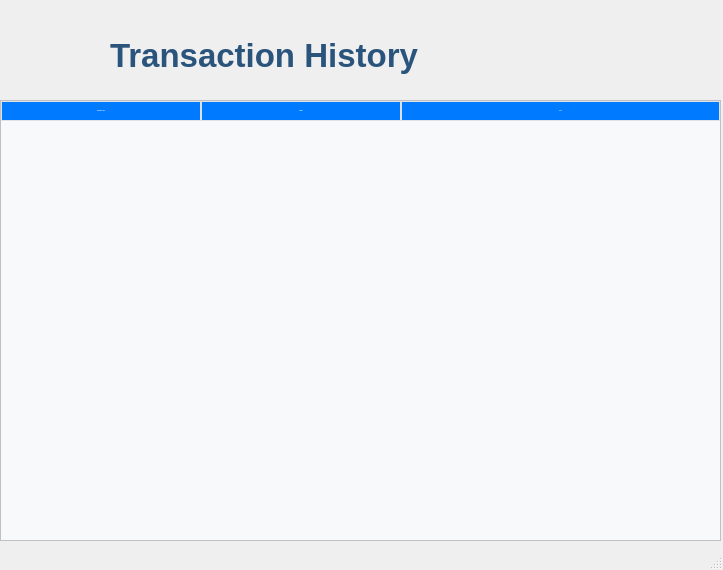
Above: transactionwindow.ui from MuhammadUzzam/Bank_Management_System before the change. Below: the same form after it.
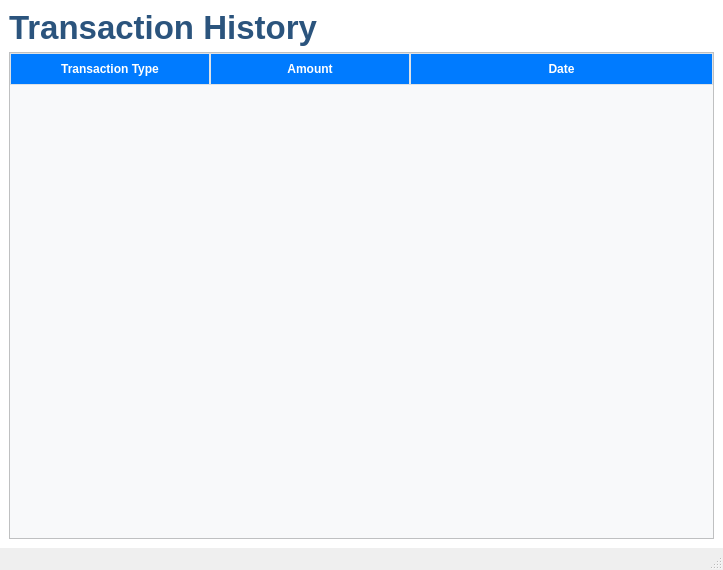
That is the form after the change. Icons and pictures are not drawn.

Diff of the .ui file:
```diff
--- a/transactionwindow.ui
+++ b/transactionwindow.ui
@@ -13,16 +13,18 @@
   <property name="windowTitle">
    <string>Transaction</string>
   </property>
+  <property name="styleSheet">
+   <string notr="true"/>
+  </property>
   <widget class="QWidget" name="centralwidget">
+   <property name="styleSheet">
+    <string notr="true">background-color:white;</string>
+   </property>
+   <layout class="QHBoxLayout" name="horizontalLayout">
+    <item>
+     <layout class="QVBoxLayout" name="verticalLayout">
+      <item>
    <widget class="QLabel" name="label_2">
-    <property name="geometry">
-     <rect>
-      <x>110</x>
-      <y>20</y>
-      <width>361</width>
-      <height>71</height>
-     </rect>
-    </property>
     <property name="font">
      <font>
       <family>Arial</family>
@@ -41,15 +43,9 @@
      <string>Transaction History</string>
     </property>
    </widget>
+      </item>
+      <item>
    <widget class="QTableWidget" name="transaction_table">
-    <property name="geometry">
-     <rect>
-      <x>0</x>
-      <y>100</y>
-      <width>721</width>
-      <height>441</height>
-     </rect>
-    </property>
     <property name="font">
      <font>
       <family>Microsoft Sans Serif</family>
@@ -130,28 +126,10 @@
      </property>
     </column>
    </widget>
-   <widget class="QLabel" name="label">
-    <property name="geometry">
-     <rect>
-      <x>610</x>
-      <y>10</y>
-      <width>91</width>
-      <height>81</height>
-     </rect>
-    </property>
-    <property name="styleSheet">
-     <string notr="true">background-color:none;</string>
-    </property>
-    <property name="text">
-     <string/>
-    </property>
-    <property name="pixmap">
-     <pixmap resource="images.qrc">:/new/prefix1/images/transaction.png</pixmap>
-    </property>
-    <property name="scaledContents">
-     <bool>true</bool>
-    </property>
-   </widget>
+      </item>
+     </layout>
+    </item>
+   </layout>
   </widget>
   <widget class="QMenuBar" name="menubar">
    <property name="geometry">
```
Left out of the diff: 4 changed lines with no effect on the pictures. Lines whose indentation alone changed are shown as unchanged.
